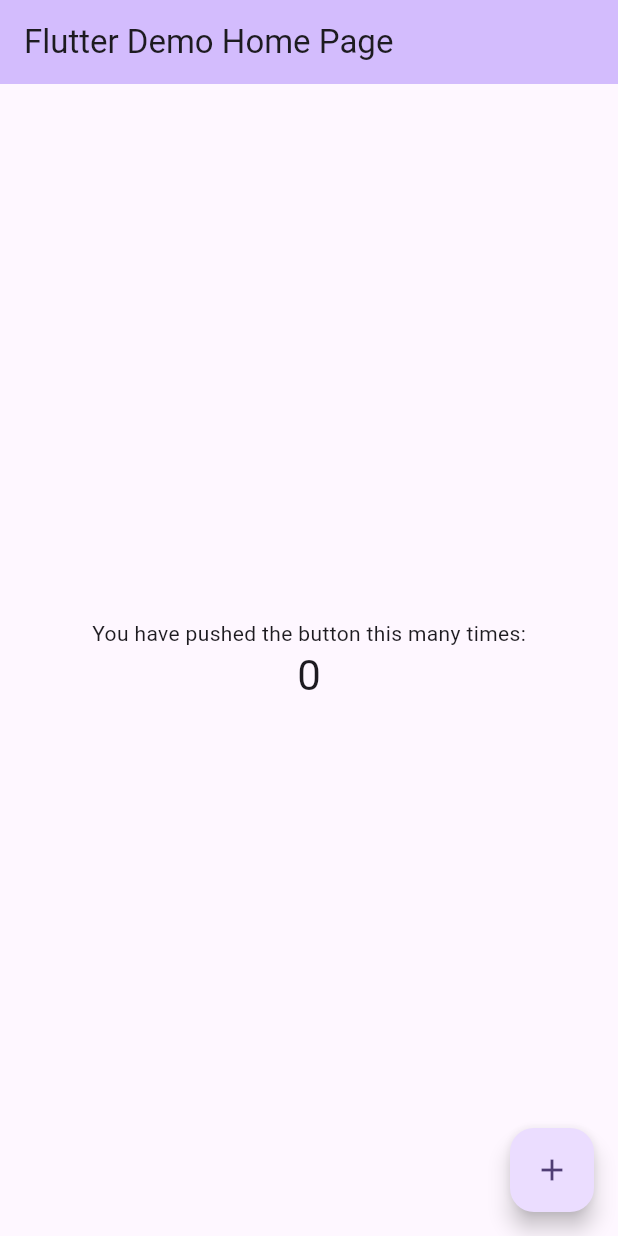
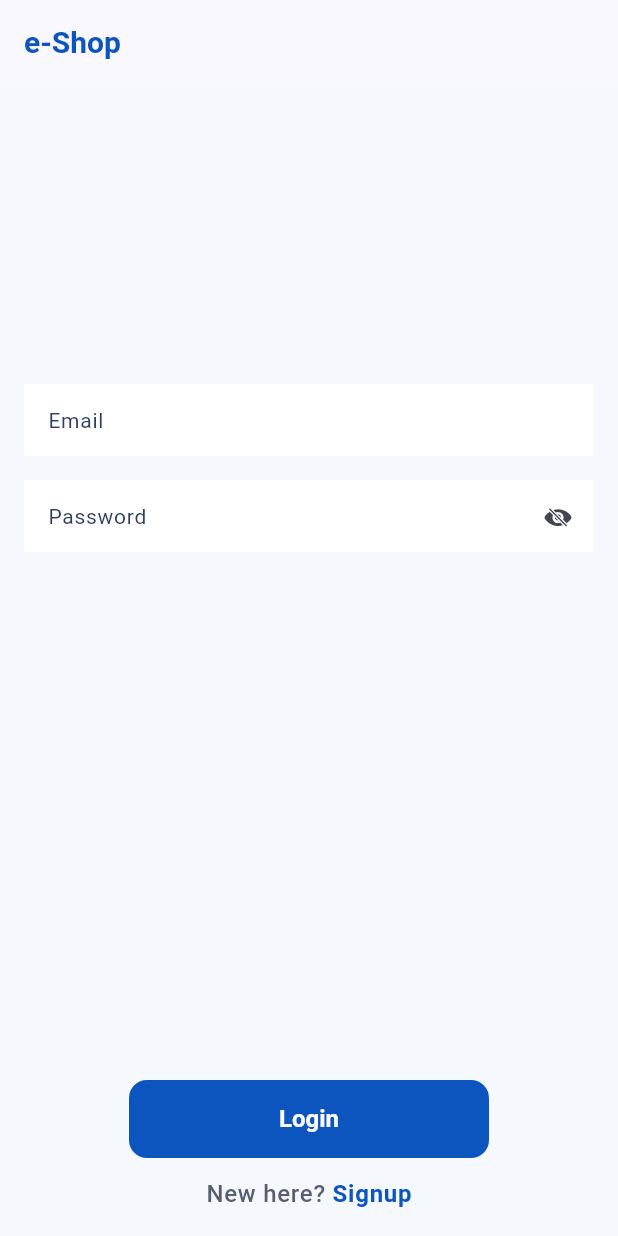
Before and after one commit to Alvish0407/pingolearn.com-assesment-test, a Flutter app: the screen it shows after launch, on a phone screen of 412 x 824 dp. Run offline on Flutter 3.47's test engine with Material 3 defaults, Android fonts, the phone set to English and light mode, and no system bars; our stand-ins replace firebase_auth, firebase_core, flutter_hooks, go_router; accounts and stored records are empty.

Commit message:
feat: fonts, routing, signIn and signUp screens

```diff
--- a/lib/main.dart
+++ b/lib/main.dart
@@ -2,6 +2,7 @@ import 'package:firebase_core/firebase_core.dart';
 import 'package:flutter/material.dart';
 
 import 'firebase_options.dart';
+import 'src/app.dart';
 
 void main() async {
   WidgetsFlutterBinding.ensureInitialized();
@@ -10,67 +11,3 @@ void main() async {
   );
   runApp(const MyApp());
 }
-
-class MyApp extends StatelessWidget {
-  const MyApp({super.key});
-
-  @override
-  Widget build(BuildContext context) {
-    return MaterialApp(
-      title: 'eShop',
-      theme: ThemeData(
-        colorScheme: ColorScheme.fromSeed(seedColor: Colors.deepPurple),
-        useMaterial3: true,
-      ),
-      home: const MyHomePage(title: 'Flutter Demo Home Page'),
-    );
-  }
-}
-
-class MyHomePage extends StatefulWidget {
-  const MyHomePage({super.key, required this.title});
-
-  final String title;
-
-  @override
-  State<MyHomePage> createState() => _MyHomePageState();
-}
-
-class _MyHomePageState extends State<MyHomePage> {
-  int _counter = 0;
-
-  void _incrementCounter() {
-    setState(() {
-      _counter++;
-    });
-  }
-
-  @override
-  Widget build(BuildContext context) {
-    return Scaffold(
-      appBar: AppBar(
-        backgroundColor: Theme.of(context).colorScheme.inversePrimary,
-        title: Text(widget.title),
-      ),
-      body: Center(
-        child: Column(
-          mainAxisAlignment: MainAxisAlignment.center,
-          children: <Widget>[
-            const Text(
-              'You have pushed the button this many times:',
-            ),
-            Text(
-              '$_counter',
-              style: Theme.of(context).textTheme.headlineMedium,
-            ),
-          ],
-        ),
-      ),
-      floatingActionButton: FloatingActionButton(
-        onPressed: _incrementCounter,
-        tooltip: 'Increment',
-        child: const Icon(Icons.add),
-      ),
-    );
-  }
-}
--- /dev/null
+++ b/lib/src/app.dart
@@ -0,0 +1,24 @@
+import 'package:flutter/material.dart';
+
+import 'routing/app_router.dart';
+import 'utils/app_theme.dart';
+
+class MyApp extends StatelessWidget {
+  const MyApp({super.key});
+
+  @override
+  Widget build(BuildContext context) {
+    return GestureDetector(
+      behavior: HitTestBehavior.opaque,
+      onTap: () {
+        FocusManager.instance.primaryFocus?.unfocus();
+      },
+      child: MaterialApp.router(
+        title: 'eShop',
+        routerConfig: goRouter,
+        debugShowCheckedModeBanner: false,
+        theme: AppTheme.lightThemeData(context),
+      ),
+    );
+  }
+}
--- /dev/null
+++ b/lib/src/constants/app_sizes.dart
@@ -0,0 +1,38 @@
+import 'package:flutter/material.dart';
+
+/// Constant sizes to be used in the app (paddings, gaps, rounded corners etc.)
+class Sizes {
+  static const p4 = 4.0;
+  static const p8 = 8.0;
+  static const p12 = 12.0;
+  static const p16 = 16.0;
+  static const p20 = 20.0;
+  static const p24 = 24.0;
+  static const p32 = 32.0;
+  static const p40 = 40.0;
+  static const p48 = 48.0;
+  static const p64 = 64.0;
+}
+
+/// Constant gap widths
+const gapW4 = SizedBox(width: Sizes.p4);
+const gapW8 = SizedBox(width: Sizes.p8);
+const gapW12 = SizedBox(width: Sizes.p12);
+const gapW16 = SizedBox(width: Sizes.p16);
+const gapW20 = SizedBox(width: Sizes.p20);
+const gapW24 = SizedBox(width: Sizes.p24);
+const gapW32 = SizedBox(width: Sizes.p32);
+const gapW48 = SizedBox(width: Sizes.p48);
+const gapW64 = SizedBox(width: Sizes.p64);
+
+/// Constant gap heights
+const gapH4 = SizedBox(height: Sizes.p4);
+const gapH8 = SizedBox(height: Sizes.p8);
+const gapH12 = SizedBox(height: Sizes.p12);
+const gapH16 = SizedBox(height: Sizes.p16);
+const gapH20 = SizedBox(height: Sizes.p20);
+const gapH24 = SizedBox(height: Sizes.p24);
+const gapH32 = SizedBox(height: Sizes.p32);
+const gapH40 = SizedBox(height: Sizes.p40);
+const gapH48 = SizedBox(height: Sizes.p48);
+const gapH64 = SizedBox(height: Sizes.p64);
--- /dev/null
+++ b/lib/src/features/authentication/presentation/signin_screen.dart
@@ -0,0 +1,138 @@
+import 'package:flutter/cupertino.dart';
+import 'package:flutter/gestures.dart';
+import 'package:flutter/material.dart';
+import 'package:flutter_hooks/flutter_hooks.dart';
+import 'package:go_router/go_router.dart';
+
+import '../../../constants/app_sizes.dart';
+import '../../../routing/app_router.dart';
+import '../../../utils/app_theme.dart';
+import 'validations.dart';
+
+class SignInScreen extends StatefulHookWidget {
+  const SignInScreen({super.key});
+
+  @override
+  State<SignInScreen> createState() => _SignInScreenState();
+}
+
+class _SignInScreenState extends State<SignInScreen> {
+  @override
+  Widget build(BuildContext context) {
+    final formKey = useMemoized(() => GlobalKey<FormState>());
+    final passwordVisible = useState(false);
+    final emailController = useTextEditingController();
+    final passwordController = useTextEditingController();
+
+    return Scaffold(
+      backgroundColor: const Color(0xffF5F9FD),
+      appBar: AppBar(
+        centerTitle: false,
+        title: Text(
+          'e-Shop',
+          style: context.theme.appBarTheme.titleTextStyle?.copyWith(
+            color: context.theme.primaryColor,
+          ),
+        ),
+      ),
+      body: SafeArea(
+        minimum: const EdgeInsets.symmetric(horizontal: Sizes.p16),
+        child: Form(
+          key: formKey,
+          child: Column(
+            children: [
+              const SizedBox(height: 200),
+              TextFormField(
+                controller: emailController,
+                textInputAction: TextInputAction.next,
+                keyboardType: TextInputType.emailAddress,
+                decoration: const InputDecoration(
+                  hintText: "Email",
+                ),
+                validator: (value) {
+                  if (value == null || value.isEmpty) {
+                    return 'required';
+                  } else if (!value.isValidEmail) {
+                    return 'Please enter valid email';
+                  }
+                  return null;
+                },
+              ),
+              gapH16,
+              TextFormField(
+                controller: passwordController,
+                obscureText: !passwordVisible.value,
+                textInputAction: TextInputAction.done,
+                keyboardType: TextInputType.visiblePassword,
+                decoration: InputDecoration(
+                  errorMaxLines: 5,
+                  hintText: "Password",
+                  suffixIcon: switch (passwordVisible.value) {
+                    false => IconButton(
+                        icon: const Icon(CupertinoIcons.eye_slash_fill),
+                        onPressed: () => passwordVisible.value = true,
+                      ),
+                    _ => IconButton(
+                        color: context.colorScheme.primary,
+                        icon: const Icon(CupertinoIcons.eye_fill),
+                        onPressed: () => passwordVisible.value = false,
+                      ),
+                  },
+                ),
+                validator: (value) {
+                  if (value == null || value.isEmpty) {
+                    return 'required';
+                  } else if (!value.isPasswordStrong) {
+                    return '1. At least 8 characters long.\n2. Contains both uppercase and lowercase letters.\n3. Includes at least one numeric digit.\n4. Has at least one special character (e.g., @, #, \$, etc.).';
+                  }
+                  return null;
+                },
+              ),
+            ],
+          ),
+        ),
+      ),
+      bottomNavigationBar: SafeArea(
+        minimum: const EdgeInsets.all(Sizes.p16),
+        child: Column(
+          mainAxisSize: MainAxisSize.min,
+          children: [
+            FilledButton(
+              onPressed: () {
+                if (formKey.currentState!.validate()) {
+                  context.successSnackBar('Success');
+                } else {
+                  context.errorSnackBar('Error');
+                }
+              },
+              child: const Text('Login'),
+            ),
+            gapH12,
+            RichText(
+              text: TextSpan(
+                children: [
+                  TextSpan(
+                    text: "New here? ",
+                    style: context.theme.textTheme.bodyLarge?.copyWith(
+                      fontWeight: FontWeight.w500,
+                      color: context.colorScheme.secondary,
+                    ),
+                  ),
+                  TextSpan(
+                    text: "Signup",
+                    style: context.theme.textTheme.bodyLarge?.copyWith(
+                      color: context.colorScheme.primary,
+                      fontWeight: FontWeight.bold,
+                    ),
+                    recognizer: TapGestureRecognizer()
+                      ..onTap = () => context.goNamed(AppRoute.signUp.name),
+                  ),
+                ],
+              ),
+            ),
+          ],
+        ),
+      ),
+    );
+  }
+}
--- /dev/null
+++ b/lib/src/routing/app_router.dart
@@ -0,0 +1,52 @@
+import 'package:firebase_auth/firebase_auth.dart';
+import 'package:flutter/material.dart';
+import 'package:go_router/go_router.dart';
+
+import '../features/authentication/presentation/signin_screen.dart';
+import '../features/authentication/presentation/signup_screen.dart';
+import '../features/home/presentation/home_screen.dart';
+import 'go_router_refresh_stream.dart';
+
+enum AppRoute { signUp, signIn, home }
+
+final _rootNavigatorKey = GlobalKey<NavigatorState>();
+
+final GoRouter goRouter = GoRouter(
+  initialLocation: '/signIn',
+  debugLogDiagnostics: true,
+  navigatorKey: _rootNavigatorKey,
+  refreshListenable: GoRouterRefreshStream(
+    FirebaseAuth.instance.authStateChanges(),
+  ),
+  redirect: (context, state) {
+    final isLoggedIn = FirebaseAuth.instance.currentUser != null;
+    final path = state.uri.path;
+    if (isLoggedIn) {
+      if (path.startsWith('/signUp') || path.startsWith('/signIn')) {
+        return '/home';
+      }
+    } else {
+      if (!path.startsWith('/signIn') && !path.startsWith('/signUp')) {
+        return '/signIn';
+      }
+    }
+    return null;
+  },
+  routes: [
+    GoRoute(
+      path: '/signIn',
+      name: AppRoute.signIn.name,
+      builder: (context, state) => const SignInScreen(),
+    ),
+    GoRoute(
+      path: '/signUp',
+      name: AppRoute.signUp.name,
+      builder: (context, state) => const SignUpScreen(),
+    ),
+    GoRoute(
+      path: '/home',
+      name: AppRoute.home.name,
+      builder: (context, state) => const HomeScreen(),
+    ),
+  ],
+);
--- /dev/null
+++ b/lib/src/utils/app_theme.dart
@@ -0,0 +1,85 @@
+import 'package:flutter/material.dart';
+
+import '../constants/app_sizes.dart';
+
+abstract class AppTheme {
+  static ThemeData lightThemeData(BuildContext context) {
+    return ThemeData(
+      useMaterial3: true,
+      fontFamily: 'Poppins',
+      primaryColor: const Color(0xFF0C54BE),
+      scaffoldBackgroundColor: const Color(0xffF5F9FD),
+      colorScheme: ColorScheme.fromSeed(
+        seedColor: const Color(0xFF0C54BE),
+        primary: const Color(0xFF0C54BE),
+      ),
+      textTheme: Theme.of(context).textTheme.apply(
+            bodyColor: const Color(0xff303F60),
+            displayColor: const Color(0xff303F60),
+          ),
+      inputDecorationTheme: InputDecorationTheme(
+        filled: true,
+        isDense: true,
+        isCollapsed: true,
+        alignLabelWithHint: true,
+        fillColor: Colors.white,
+        errorBorder: InputBorder.none,
+        focusedBorder: InputBorder.none,
+        disabledBorder: InputBorder.none,
+        enabledBorder: InputBorder.none,
+        focusedErrorBorder: InputBorder.none,
+        prefixIconColor: const Color(0xFF0C54BE),
+        contentPadding: const EdgeInsets.all(Sizes.p12),
+        hintStyle: const TextStyle(fontSize: 14, color: Color(0xff303F60)).regular,
+        labelStyle: const TextStyle(fontSize: 14, color: Color(0xff303F60)).regular,
+      ),
+      appBarTheme: AppBarTheme(
+        titleTextStyle: const TextStyle(fontSize: 20, color: Colors.white).bold,
+      ),
+      filledButtonTheme: FilledButtonThemeData(
+        style: FilledButton.styleFrom(
+          fixedSize: const Size(240, 52),
+          textStyle: const TextStyle(fontSize: 16, color: Colors.white).bold,
+          shape: RoundedRectangleBorder(borderRadius: BorderRadius.circular(Sizes.p12)),
+        ),
+      ),
+    );
+  }
+}
+
+extension BuildContextX on BuildContext {
+  ThemeData get theme => Theme.of(this);
+  ColorScheme get colorScheme => Theme.of(this).colorScheme;
+
+  ScaffoldMessengerState? errorSnackBar([String? text]) =>
+      text == null || text.isEmpty ? null : ScaffoldMessenger.of(this)
+        ?..clearSnackBars()
+        ..showSnackBar(
+          SnackBar(
+            showCloseIcon: true,
+            backgroundColor: colorScheme.error,
+            behavior: SnackBarBehavior.floating,
+            content: Text(text!),
+          ),
+        );
+
+  ScaffoldMessengerState successSnackBar([
+    String? text,
+  ]) =>
+      ScaffoldMessenger.of(this)
+        ..clearSnackBars()
+        ..showSnackBar(
+          SnackBar(
+            showCloseIcon: true,
+            backgroundColor: Colors.green,
+            content: Text(text ?? "Success"),
+            behavior: SnackBarBehavior.floating,
+          ),
+        );
+}
+
+extension TextStyleX on TextStyle {
+  TextStyle get regular => copyWith(fontWeight: FontWeight.w400);
+  TextStyle get medium => copyWith(fontWeight: FontWeight.w500);
+  TextStyle get bold => copyWith(fontWeight: FontWeight.bold);
+}
```
Also changed, not shown: lib/src/features/authentication/presentation/signup_screen.dart (added, +154 -0 lines), lib/src/features/authentication/presentation/validations.dart (added, +15 -0 lines), lib/src/features/home/presentation/home_screen.dart (added, +10 -0 lines), lib/src/routing/go_router_refresh_stream.dart (added, +20 -0 lines), pubspec.yaml (+7 -12 lines), assets/fonts/Poppins-Bold.ttf (added), assets/fonts/Poppins-Medium.ttf (added), assets/fonts/Poppins-Regular.ttf (added), lib/src/features/authentication/data/firebase_auth_repository.dart (added), pubspec.lock.
